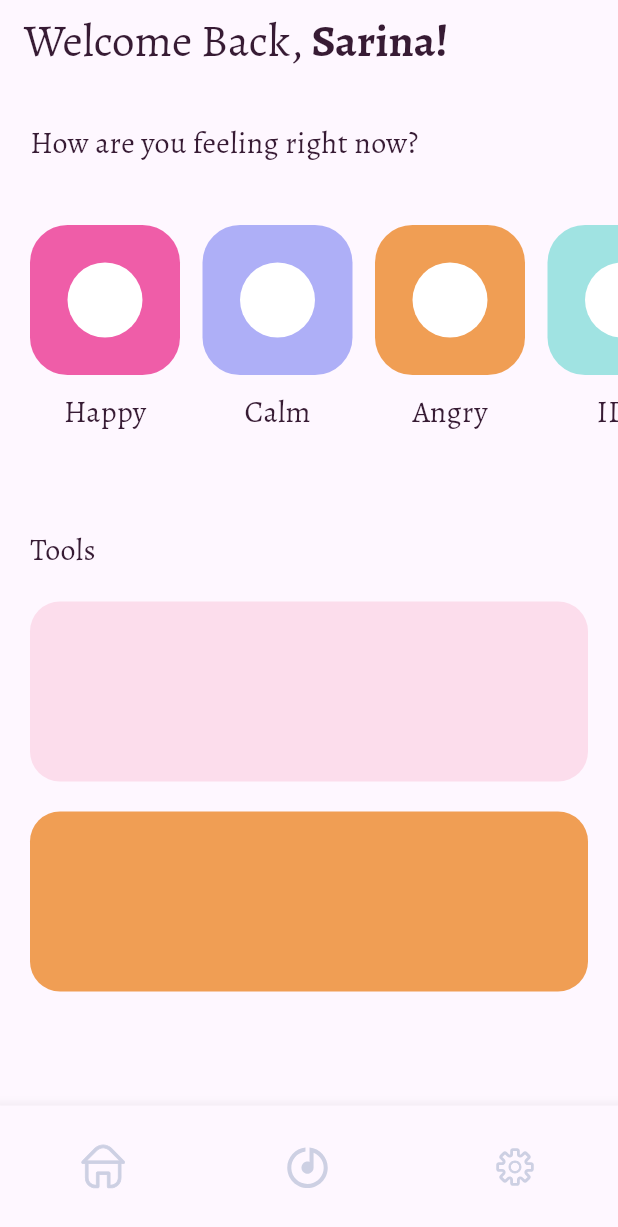
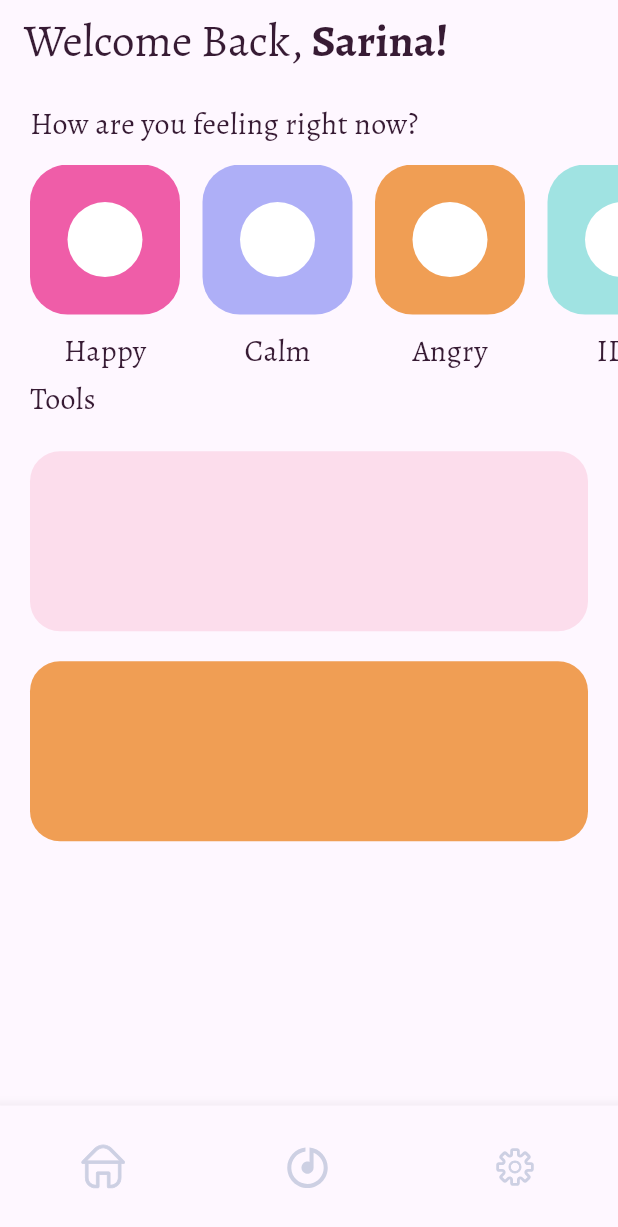
Before and after one commit to rohan-chidurala/Autismic, a Flutter app: the screen it shows after launch, on a phone screen of 412 x 824 dp. Shown: the top 1227 px of the screen. Run offline on Flutter 3.47's test engine with Material 3 defaults, Android fonts, the light colour scheme and no system bars; our stand-ins replace flutter_svg.

Commit message:
scaling test

```diff
--- a/autismic/lib/pages/home.dart
+++ b/autismic/lib/pages/home.dart
@@ -7,8 +7,10 @@ import 'package:flutter/widgets.dart';
 import 'package:flutter_svg/flutter_svg.dart';
 
 class HomePage extends StatelessWidget {
+
   int selectedIndex = 0;
   HomePage({super.key});
+
 
   List<FeelingCheck> categories = [];
   List<Tool> tools = [];
@@ -26,6 +28,8 @@ class HomePage extends StatelessWidget {
 
   @override
   Widget build(BuildContext context) {
+    double deviceHeight = MediaQuery.of(context).size.height;
+    double deviceWidth =  MediaQuery.of(context).size.width;
     getCategories();
     getTools();
     var appBar = AppBar (
@@ -54,7 +58,7 @@ class HomePage extends StatelessWidget {
           crossAxisAlignment: CrossAxisAlignment.start,
           children: [
             SizedBox(
-              height: 25,
+              height: 0.015*deviceHeight,
               width: double.infinity,
             ),
             Padding(
@@ -68,10 +72,10 @@ class HomePage extends StatelessWidget {
               ),
             ),
             SizedBox(
-              height: 40,
+              height: 0.015*deviceHeight,
             ),
             Container(
-              height: 200,
+              height: 0.17*deviceHeight,
               //color: Color.fromARGB(255, 135, 95, 95),
               child: ListView.separated(
                 itemCount: categories.length,
```
